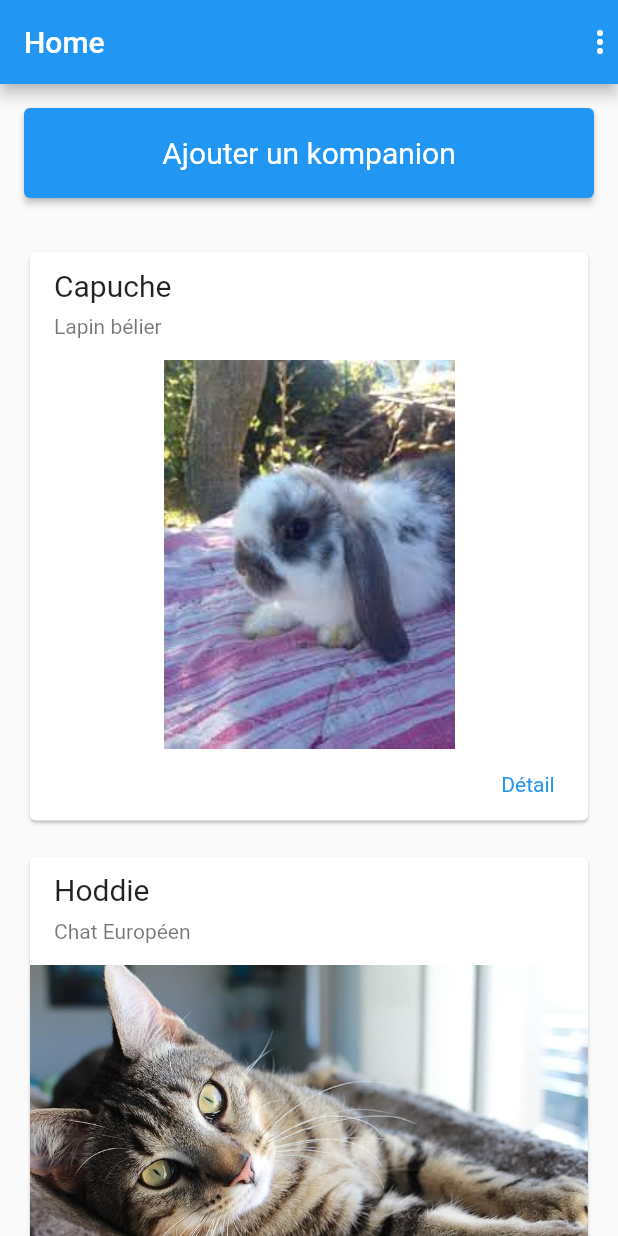
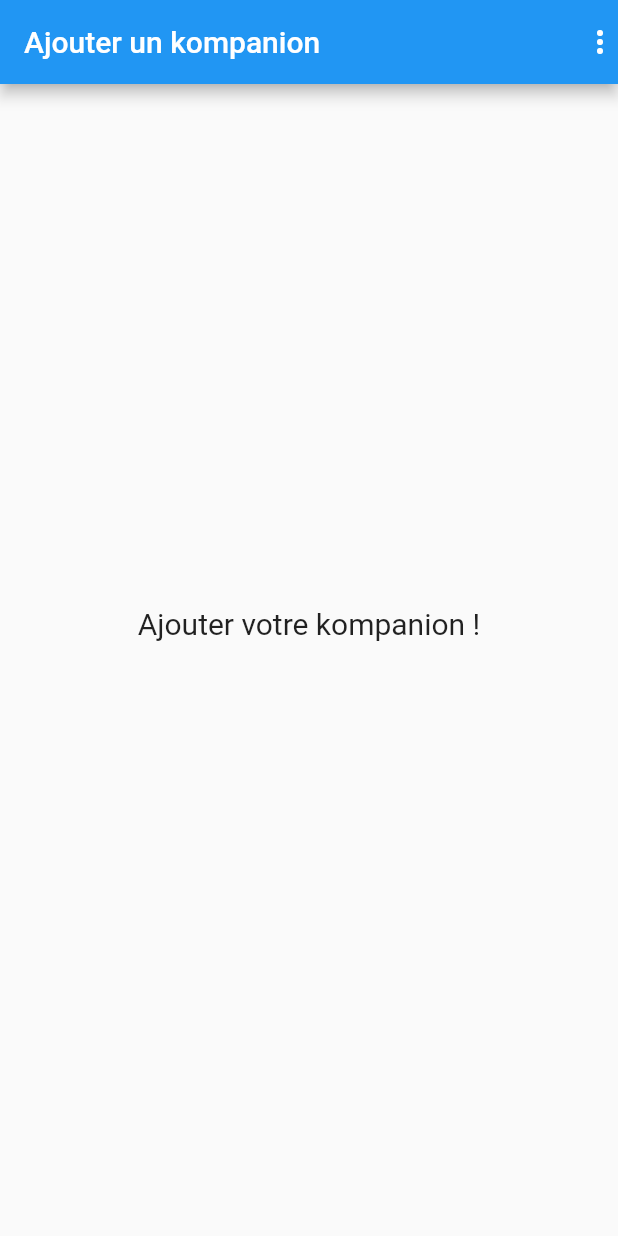
Before and after one commit to FabienLacorre/Kompanions, a Flutter app: the screen it shows after launch, after a tap on "Ajouter un kompanion", on a phone screen of 412 x 824 dp. Run offline on Flutter 3.47's test engine with Material 2 defaults, Android fonts, the phone set to English and light mode, and no system bars.

Commit message:
feat: update imports & add empty add kompanion page

```diff
--- /dev/null
+++ b/lib/Pages/AddKompanion.dart
@@ -0,0 +1,39 @@
+import 'package:flutter/material.dart';
+import 'package:kompanions/Widgets/CustomButton.dart';
+import 'package:kompanions/Widgets/CustomText.dart';
+
+class AddKompanion extends StatefulWidget {
+  AddKompanion({Key? key}) : super(key: key);
+  @override
+  _AddKompanion createState() => _AddKompanion();
+}
+
+class _AddKompanion extends State<AddKompanion> {
+  handlerAddNewKompanion() {
+    Route route = MaterialPageRoute(builder: (context) => AddKompanion());
+    Navigator.pushReplacement(context, route);
+  }
+
+  @override
+  Widget build(BuildContext context) {
+    return Scaffold(
+      appBar: AppBar(
+        actions: [
+          Icon(Icons.more_vert),
+        ],
+        title: Text("Ajouter un kompanion"),
+      ),
+      body: Center(
+        child: SingleChildScrollView(
+            scrollDirection: Axis.vertical,
+            child: Column(
+              children: [
+                CustomText(content: "Ajouter votre kompanion !"),
+                Padding(padding: EdgeInsets.all(16), child: null),
+                SizedBox(height: 16),
+              ],
+            )),
+      ),
+    );
+  }
+}
--- a/lib/Pages/Home.dart
+++ b/lib/Pages/Home.dart
@@ -1,8 +1,7 @@
 import 'package:flutter/material.dart';
 import 'package:kompanions/Widgets/CustomButton.dart';
-import "../Components/KompanionCard.dart";
-// import '../Widgets/CustomText.dart';
-// import './Login.dart';
+import "package:kompanions/Components/KompanionCard.dart";
+import "package:kompanions/Pages/AddKompanion.dart";
 
 class Home extends StatefulWidget {
   Home({Key? key}) : super(key: key);
@@ -12,7 +11,7 @@ class Home extends StatefulWidget {
 
 class _Home extends State<Home> {
   handlerAddNewKompanion() {
-    Route route = MaterialPageRoute(builder: (context) => Home());
+    Route route = MaterialPageRoute(builder: (context) => AddKompanion());
     Navigator.pushReplacement(context, route);
   }
 
```
Also changed, not shown: lib/Pages/Login.dart (+4 -5 lines), lib/Pages/Register.dart (+5 -5 lines).
